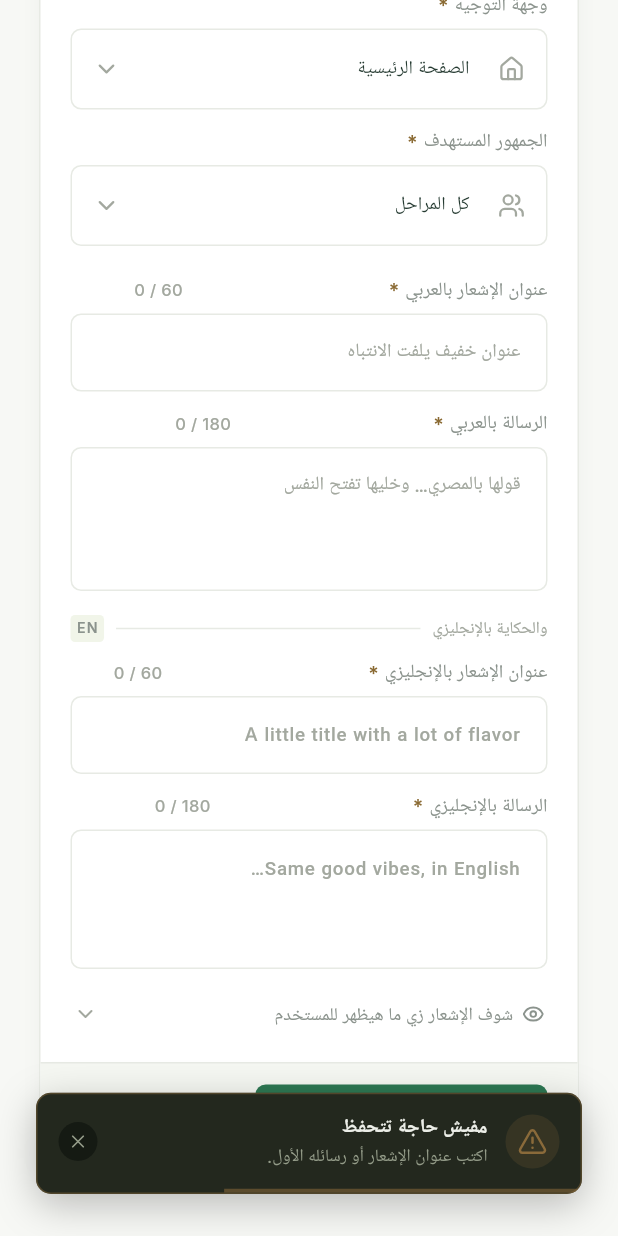
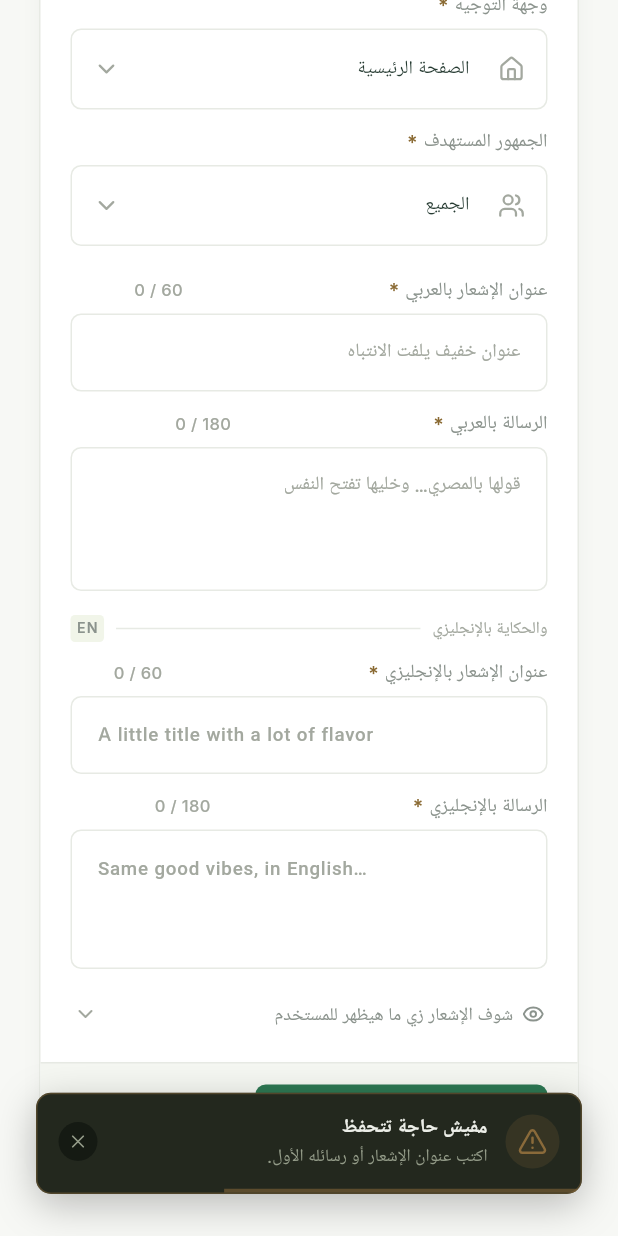
Before and after one commit to Mohamed-Sukar-02/Admin-Auth-Screen, a Flutter app: the NotificationManagementScreen widget shown alone on an empty page, opened directly, scrolled down 921 dp, after a tap on "حفظ كمسودة", on a phone screen of 412 x 824 dp. Run offline on Flutter 3.47's test engine with Material 3 defaults, Android fonts, the light colour scheme and no system bars; our stand-ins replace cloud_firestore, drift, drift_flutter, firebase_auth, firebase_core, flutter_local_notifications and 8 more; missing offline and left inert: dart:js_interop; accounts and stored records are empty; generated files the repository leaves out were written again; network calls fail; Roboto replaces fonts that are missing (Ibm Plex Sans Arabic).

Commit message:
refactor(admin): Drop language targeting and type the English copy left-to-right
An audience is one question now: which stage of the app a device is in. The
language half is gone from the form, the payload and the review, and its
default reads "الجميع" rather than naming a lifecycle. The rules keep
accepting the retired key on drafts only, because an overwrite merges into a
document saved while it existed.

The English title and body were already told to type left-to-right, but that
only moved the caret: the placeholder, helper and error line are laid out by
the decorator, which followed the surrounding Arabic. The field carries its own
direction now, while the label row above stays Arabic so its counter keeps its
place on the left.

```diff
--- a/lib/features/admin/data/models/notification_segment.dart
+++ b/lib/features/admin/data/models/notification_segment.dart
@@ -1,10 +1,9 @@
 /// ===========================================================================
 /// Lifecycle segment
 ///
-/// An audience has two independent halves. The interface language travels as
-/// the top-level `audience` string; this is the other half — which stage of a
-/// user's life in the app a broadcast is announced to. It is written as a
-/// nested map on both `admin_notifications` and `admin_notification_drafts`:
+/// Which stage of a user's life in the app a broadcast is announced to. It is
+/// written as a nested map on both `admin_notifications` and
+/// `admin_notification_drafts`:
 ///
 ///   `segment: { v: 1, kind: 'all' | 'new' | 'returning', days: 1..365 }`
 ///
@@ -34,7 +33,7 @@ abstract final class NotificationSegment {
   /// The stage names the admin picks. Kept next to the coercion so a label and
   /// its key can never drift apart.
   static const Map<String, String> stageLabels = {
-    kindAll: 'كل المراحل',
+    kindAll: 'الجميع',
     kindNew: 'مستخدمون جدد',
     kindReturning: 'مستخدمون قدامى',
   };
--- a/lib/features/admin/presentation/notification_management_screen.dart
+++ b/lib/features/admin/presentation/notification_management_screen.dart
@@ -231,7 +231,6 @@ class _NotificationManagementScreenState
             messageEn: _messageEnController.text.trim(),
             sentBy: FirebaseAuth.instance.currentUser?.email ?? 'admin',
             route: targetRoute,
-            audience: 'all',
             segment: _segment,
           );
 
@@ -384,7 +383,6 @@ class _NotificationManagementScreenState
             messageEn: _messageEnController.text.trim(),
             savedBy: FirebaseAuth.instance.currentUser?.email ?? 'admin',
             route: _resolveRoute(const <CloudMeal>[]),
-            audience: 'all',
             segment: _segment,
           );
       if (!mounted) return;
@@ -1016,7 +1014,14 @@ class _NotificationManagementScreenState
           maxLength: maxLength,
         ),
         const SizedBox(height: 6),
-        TextFormField(
+        // The English copy is typed left-to-right, and the field's own
+        // `textDirection` only moves the caret — the placeholder, the helper and
+        // the error line are laid out by the decorator, which follows the
+        // ambient RTL. The label row above stays RTL so its counter keeps its
+        // place at the left.
+        Directionality(
+          textDirection: ltr ? TextDirection.ltr : TextDirection.rtl,
+          child: TextFormField(
             controller: controller,
             maxLines: maxLines,
             maxLength: maxLength,
@@ -1024,7 +1029,6 @@ class _NotificationManagementScreenState
             style: ltr
                 ? adminLatinText(size: 12.5, color: p.ink, height: 1.7)
                 : adminText(size: 13, color: p.ink, height: 1.7),
-          textDirection: ltr ? TextDirection.ltr : null,
             validator:
                 validator ??
                 (value) => (value == null || value.trim().isEmpty)
@@ -1037,6 +1041,7 @@ class _NotificationManagementScreenState
               floatingLabel: false,
               counter: maxLength == null,
               fill: p.surface,
+            ),
           ),
         ),
       ],
```
Also changed, not shown: lib/features/admin/data/vault_admin_repository.dart (+7 -11 lines), 3 other files. Lines whose indentation alone changed are shown as unchanged.
